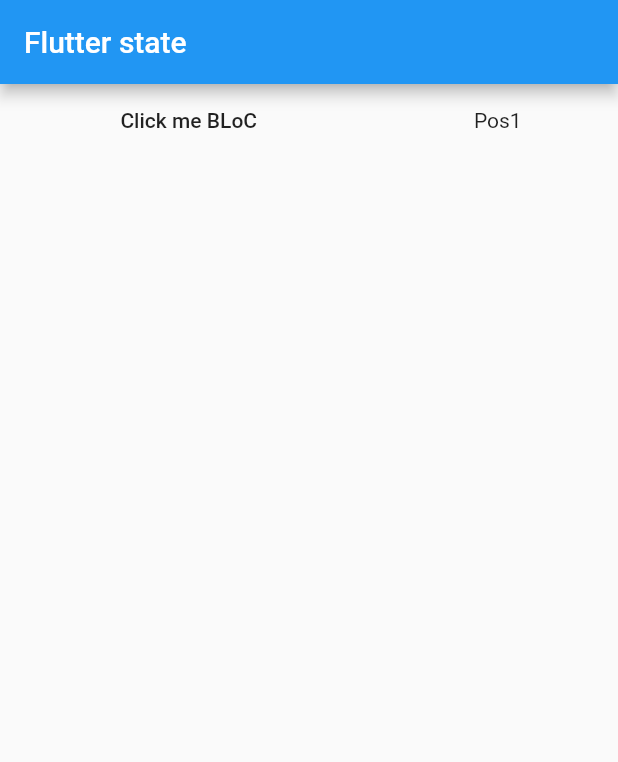
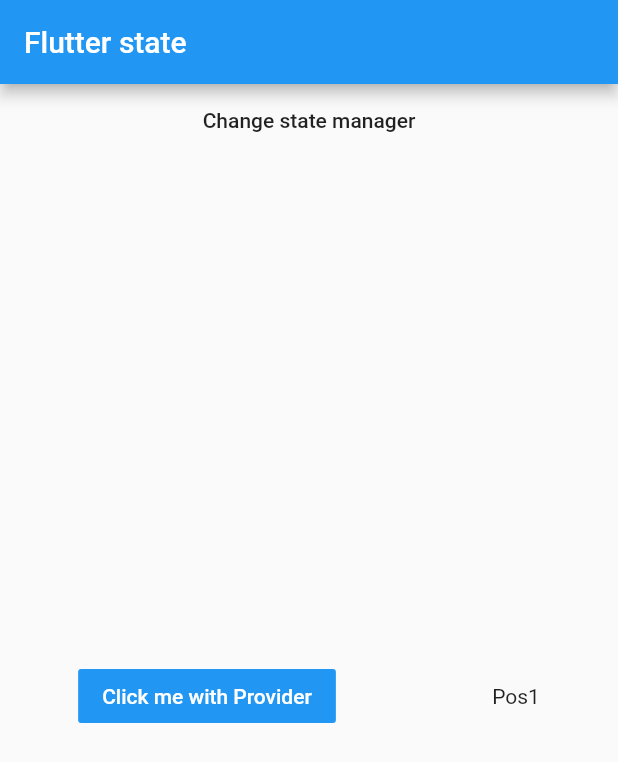
Before and after one commit to augustosalazar/F_202110_StateManagement, a Flutter app: the screen it shows after launch, on a phone screen of 412 x 824 dp. Shown: the top 762 px of the screen. Run offline on Flutter 3.47's test engine with Material 2 defaults, Android fonts, the light colour scheme and no system bars; our stand-ins replace flutter_bloc.

Commit message:
basis change between provider and BLoC

```diff
--- a/lib/pages/main_page.dart
+++ b/lib/pages/main_page.dart
@@ -10,8 +10,25 @@ class MainPage extends StatefulWidget {
 }
 
 class _MainPageState extends State<MainPage> {
+  int _id = 0;
+
+  _onPress() {
+    setState(() {
+      _id = _id == 0 ? 1 : 0;
+    });
+  }
+
   @override
   Widget build(BuildContext context) {
-    return BlocTest();
+    return Column(
+      children: [
+        FlatButton(
+            onPressed: () {
+              _onPress();
+            },
+            child: Text("Change state manager")),
+        Expanded(child: _id == 0 ? ProviderTest() : BlocTest())
+      ],
+    );
   }
 }
--- a/lib/pages/provider_test.dart
+++ b/lib/pages/provider_test.dart
@@ -48,7 +48,7 @@ class P1 extends StatelessWidget {
       child: FlatButton(
         color: Theme.of(context).accentColor,
         child: Text(
-          'Click me',
+          'Click me with Provider',
           style: TextStyle(color: Colors.white),
         ),
         onPressed: () {
```
